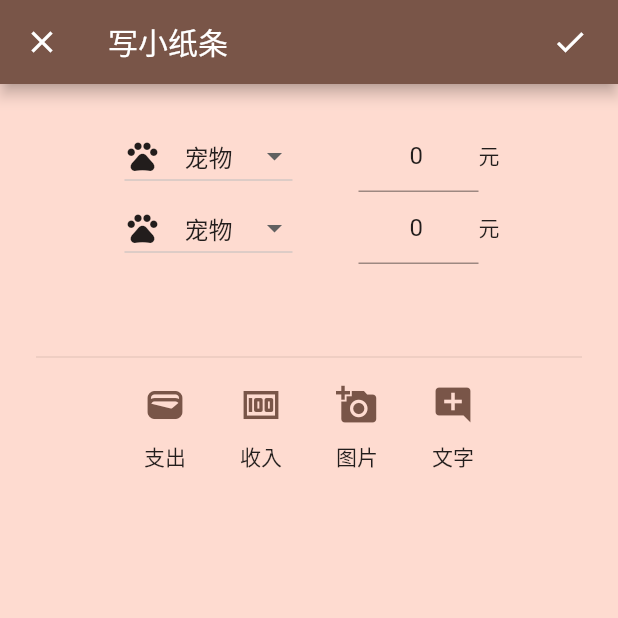
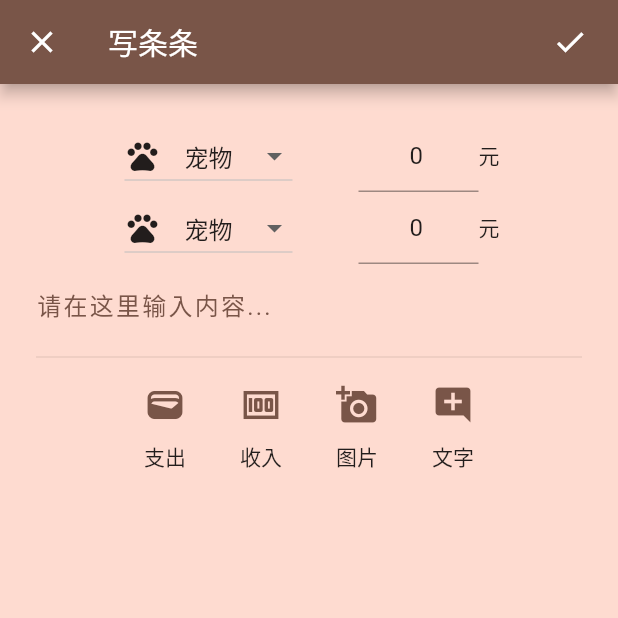
Before and after one commit to TomassMaximum/Benben, a Flutter app: the InsertPage screen opened directly, after a tap on the "wallet" icon, after a tap on the "money" icon, after a tap on the "add comment" icon, on a phone screen of 412 x 824 dp, the top half of it. Run offline on Flutter 3.47's test engine with Material 2 defaults, Android fonts, the light colour scheme and no system bars; our stand-ins replace image_picker.

Commit message:
修复由于多次添加监听器导致文字输入混乱的问题

```diff
--- a/lib/edit/insert_page.dart
+++ b/lib/edit/insert_page.dart
@@ -1,6 +1,7 @@
 import 'dart:developer';
 import 'dart:io';
 import 'package:benben/edit/number_input.dart';
+import 'package:benben/edit/text_input.dart';
 import 'package:benben/models/note_data.dart';
 import 'package:flutter/material.dart';
 import 'package:image_picker/image_picker.dart';
@@ -19,10 +20,15 @@ class InsertPageState extends State<InsertPage> {
   List<SubNote> subNotes = <SubNote>[];
 
   @override
+  void initState() {
+    super.initState();
+  }
+
+  @override
   Widget build(BuildContext context) {
     return Scaffold(
       appBar: AppBar(
-        title: const Text("写小纸条"),
+        title: const Text("写条条"),
         leading: TextButton(
             onPressed: () {
               Navigator.of(context).pop();
@@ -77,16 +83,7 @@ class InsertPageState extends State<InsertPage> {
             )
         );
       } else if(subNote is TextNote) {
-        items.add(Container(
-          margin: const EdgeInsets.only(top: 16, bottom: 16),
-          child: EditableText(
-              controller: TextEditingController(),
-              focusNode: FocusNode(),
-              maxLines: null,
-              style: const TextStyle(color: Colors.brown, fontSize: 16, letterSpacing: 1.5, height: 1.4),
-              cursorColor: Colors.black,
-              backgroundCursorColor: Colors.black26),
-        ));
+        items.add(TextInput(text: subNote.text));
       }
     }
     items.add(const Divider());
--- a/lib/edit/number_input.dart
+++ b/lib/edit/number_input.dart
@@ -18,7 +18,7 @@ class NumberInput extends StatefulWidget {
 
 class NumberInputState extends State<NumberInput> {
 
-  String? _selectedItem = "0";
+  String? _selectedItem = "pets";
   late TextEditingController _controller;
   late FocusNode _focusNode;
 
@@ -50,23 +50,23 @@ class NumberInputState extends State<NumberInput> {
               value: _selectedItem,
               items:
               const [
-                DropdownMenuItem(child: InsertTypeItem(title: "宠物", iconData: Icons.pets), value: "0"),
-                DropdownMenuItem(child: InsertTypeItem(title: "房租", iconData: Icons.house), value: "1"),
-                DropdownMenuItem(child: InsertTypeItem(title: "房贷", iconData: Icons.add_home), value: "2"),
-                DropdownMenuItem(child: InsertTypeItem(title: "加油", iconData: Icons.local_gas_station), value: "3"),
-                DropdownMenuItem(child: InsertTypeItem(title: "购物", iconData: Icons.local_grocery_store), value: "4"),
-                DropdownMenuItem(child: InsertTypeItem(title: "餐饮", iconData: Icons.set_meal), value: "5"),
-                DropdownMenuItem(child: InsertTypeItem(title: "饮料", iconData: Icons.coffee), value: "6"),
-                DropdownMenuItem(child: InsertTypeItem(title: "车辆", iconData: Icons.car_repair), value: "7"),
-                DropdownMenuItem(child: InsertTypeItem(title: "停车", iconData: Icons.local_parking), value: "8"),
-                DropdownMenuItem(child: InsertTypeItem(title: "住宿", iconData: Icons.hotel), value: "9"),
-                DropdownMenuItem(child: InsertTypeItem(title: "通勤", iconData: Icons.directions_bus), value: "10"),
-                DropdownMenuItem(child: InsertTypeItem(title: "母婴", iconData: Icons.child_friendly), value: "11"),
-                DropdownMenuItem(child: InsertTypeItem(title: "感情", iconData: Icons.people), value: "12"),
-                DropdownMenuItem(child: InsertTypeItem(title: "自定义", iconData: Icons.dashboard_customize), value: "13"),
+                DropdownMenuItem(child: InsertTypeItem(title: "宠物", iconData: Icons.pets), value: "pets"),
+                DropdownMenuItem(child: InsertTypeItem(title: "房租", iconData: Icons.house), value: "house_rental"),
+                DropdownMenuItem(child: InsertTypeItem(title: "房贷", iconData: Icons.add_home), value: "house_debt"),
+                DropdownMenuItem(child: InsertTypeItem(title: "加油", iconData: Icons.local_gas_station), value: "gas"),
+                DropdownMenuItem(child: InsertTypeItem(title: "购物", iconData: Icons.local_grocery_store), value: "groceries"),
+                DropdownMenuItem(child: InsertTypeItem(title: "餐饮", iconData: Icons.set_meal), value: "meal"),
+                DropdownMenuItem(child: InsertTypeItem(title: "饮料", iconData: Icons.coffee), value: "drinks"),
+                DropdownMenuItem(child: InsertTypeItem(title: "车辆", iconData: Icons.car_repair), value: "vehicle"),
+                DropdownMenuItem(child: InsertTypeItem(title: "停车", iconData: Icons.local_parking), value: "parking"),
+                DropdownMenuItem(child: InsertTypeItem(title: "住宿", iconData: Icons.hotel), value: "hotel"),
+                DropdownMenuItem(child: InsertTypeItem(title: "通勤", iconData: Icons.directions_bus), value: "transportation"),
+                DropdownMenuItem(child: InsertTypeItem(title: "母婴", iconData: Icons.child_friendly), value: "children"),
+                DropdownMenuItem(child: InsertTypeItem(title: "感情", iconData: Icons.people), value: "relations"),
+                DropdownMenuItem(child: InsertTypeItem(title: "自定义", iconData: Icons.dashboard_customize), value: "custom"),
               ],
               onChanged: (item) {
-                if(item == "13") {
+                if(item == "custom") {
                   return;
                 }
                 widget.inputUpdate(item!, double.parse(_controller.value.text));
--- /dev/null
+++ b/lib/edit/text_input.dart
@@ -0,0 +1,56 @@
+import 'dart:developer';
+
+import 'package:flutter/material.dart';
+
+class TextInput extends StatefulWidget {
+  const TextInput({Key? key, required this.text}) : super(key: key);
+
+  final String text;
+
+  @override
+  State<StatefulWidget> createState() {
+    return TextInputState();
+  }
+
+}
+
+class TextInputState extends State<TextInput> {
+
+  late TextEditingController _controller;
+  late FocusNode _focusNode;
+
+  @override
+  void initState() {
+    super.initState();
+    _controller = TextEditingController();
+    _focusNode = FocusNode();
+
+    if(widget.text.isNotEmpty) {
+      _controller.text = widget.text;
+    }
+
+    _focusNode.addListener(() {
+      if(_controller.text == "请在这里输入内容..."){
+        _controller.text = "";
+      } else if(_controller.text.isEmpty) {
+        _controller.text = "请在这里输入内容...";
+      }
+
+    });
+  }
+
+  @override
+  Widget build(BuildContext context) {
+    return Container(
+      margin: const EdgeInsets.only(top: 16, bottom: 16),
+      child: EditableText(
+          controller: _controller,
+          focusNode: _focusNode,
+          maxLines: null,
+          style: const TextStyle(color: Colors.brown, fontSize: 16, letterSpacing: 1.5, height: 1.4),
+          cursorColor: Colors.black,
+          backgroundCursorColor: Colors.black26),
+    );
+  }
+
+}
```
